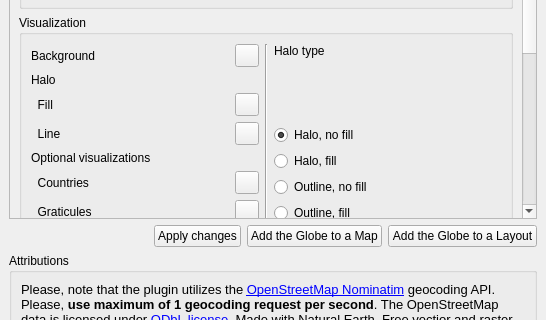
Old version of the form GlobeBuilder/resources/ui/globe_builder_dockwidget_base.ui in the repository majaes/Map2Globe; both pictures show x 0 to 546 and y 465 to 785 of the 546 by 888 pixel window.
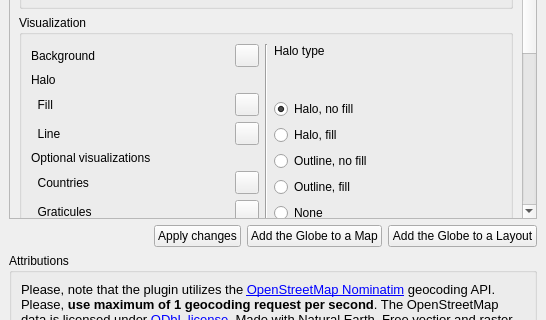
New version of the form. Custom widgets are drawn as their Qt base class.

Commit message:
Add a "None" Halo type option to skip the halo entirely
Adds radioButtonHNone to the dockwidget UI alongside the existing
Halo/Outline options. Selecting it calls the new Globe.remove_halo()
instead of add_halo(), removing any existing Halo layer without
creating a new one, and disables the halo color pickers to match.

Patch:
```diff
--- a/GlobeBuilder/resources/ui/globe_builder_dockwidget_base.ui
+++ b/GlobeBuilder/resources/ui/globe_builder_dockwidget_base.ui
@@ -544,6 +544,13 @@
                    </property>
                   </widget>
                  </item>
+                 <item>
+                  <widget class="QRadioButton" name="radioButtonHNone">
+                   <property name="text">
+                    <string>None</string>
+                   </property>
+                  </widget>
+                 </item>
                 </layout>
                </item>
               </layout>
```
The commit also changes 4 other files.
